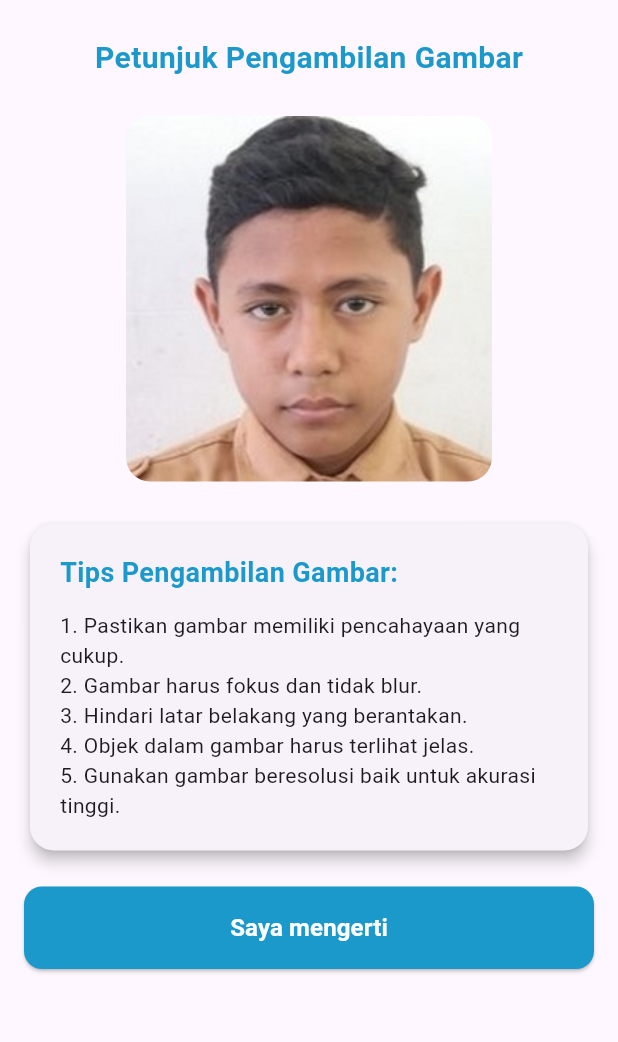
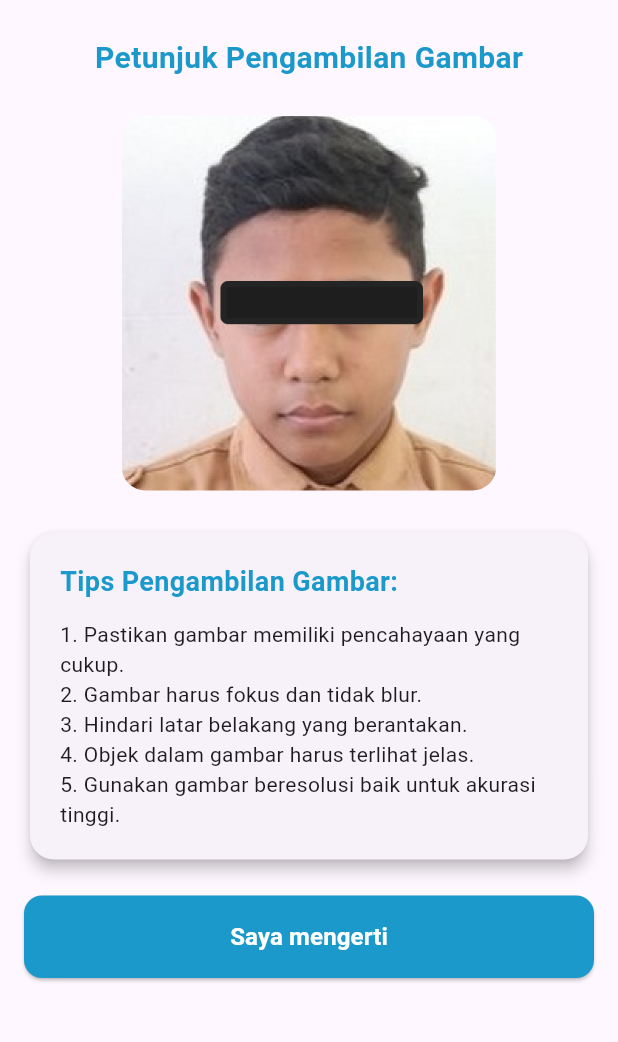
Before and after one commit to dimaswahy/FeelCheck, a Flutter app: the ExamplePage screen opened by its route, on a phone screen of 412 x 824 dp, the part 84-1126 px from its top. Run offline on Flutter 3.47's test engine with Material 3 defaults, Android fonts, the phone set to English and light mode, and no system bars; our stand-ins replace image_picker, permission_handler; missing offline and left inert: google_mlkit_face_detection, tflite_flutter; Roboto replaces fonts that are missing (Cursive).

Commit message:
add modification at exxample page

```diff
--- a/lib/example.dart
+++ b/lib/example.dart
@@ -48,7 +48,9 @@ class ExamplePage extends StatelessWidget {
               ClipRRect(
                 borderRadius: BorderRadius.circular(16),
                 child: Image.asset(
-                  'assets/gambar/example.jpg',
+                  'assets/gambar/contoh.png',
+                  width: 250,
+                  height: 250,
                   fit: BoxFit.cover,
                 ),
               ),
```
Also changed, not shown: assets/gambar/contoh.png (added).
